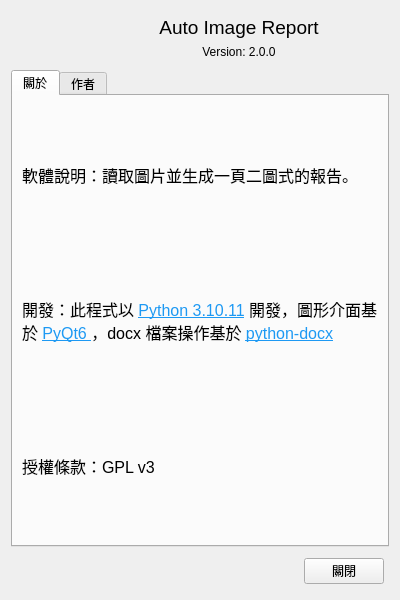
Old version of the form QT_file/AboutWindow.ui in the repository scbmark/auto_image_report.
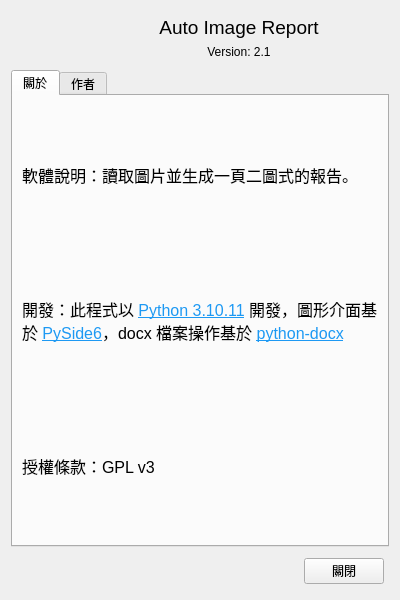
New version of the form. Icons and pictures are not drawn.

```diff
--- a/QT_file/AboutWindow.ui
+++ b/QT_file/AboutWindow.ui
@@ -67,7 +67,7 @@
          <item>
           <widget class="QLabel" name="version_lb">
            <property name="text">
-            <string>Version: 2.0.0</string>
+            <string>Version: 2.1</string>
            </property>
            <property name="alignment">
             <set>Qt::AlignCenter</set>
@@ -116,7 +116,7 @@
               </font>
              </property>
              <property name="text">
-              <string>&lt;html&gt;&lt;head/&gt;&lt;body&gt;&lt;p&gt;開發：此程式以 &lt;a href=&quot;https://www.python.org/&quot;&gt;&lt;span style=&quot; text-decoration: underline; color:#1d99f3;&quot;&gt;Python 3.10.11&lt;/span&gt;&lt;/a&gt; 開發，圖形介面基於 &lt;a href=&quot;https://www.riverbankcomputing.com/software/pyqt/&quot;&gt;&lt;span style=&quot; text-decoration: underline; color:#1d99f3;&quot;&gt;PyQt6 &lt;/span&gt;&lt;/a&gt;，docx 檔案操作基於 &lt;a href=&quot;https://github.com/python-openxml/python-docx&quot;&gt;&lt;span style=&quot; text-decoration: underline; color:#1d99f3;&quot;&gt;python-docx&lt;/span&gt;&lt;/a&gt;&lt;/p&gt;&lt;/body&gt;&lt;/html&gt;</string>
+              <string>&lt;html&gt;&lt;head/&gt;&lt;body&gt;&lt;p&gt;開發：此程式以 &lt;a href=&quot;https://www.python.org/&quot;&gt;&lt;span style=&quot; text-decoration: underline; color:#1d99f3;&quot;&gt;Python 3.10.11&lt;/span&gt;&lt;/a&gt; 開發，圖形介面基於 &lt;a href=&quot;https://doc.qt.io/qtforpython-6/index.html&quot;&gt;&lt;span style=&quot; text-decoration: underline; color:#1d99f3;&quot;&gt;PySide6&lt;/span&gt;&lt;/a&gt;&lt;a href=&quot;https://www.riverbankcomputing.com/software/pyqt/&quot;&gt;&lt;span style=&quot; text-decoration: underline; color:#1d99f3;&quot;/&gt;&lt;/a&gt;，docx 檔案操作基於 &lt;a href=&quot;https://github.com/python-openxml/python-docx&quot;&gt;&lt;span style=&quot; text-decoration: underline; color:#1d99f3;&quot;&gt;python-docx&lt;/span&gt;&lt;/a&gt;&lt;/p&gt;&lt;/body&gt;&lt;/html&gt;</string>
              </property>
              <property name="textFormat">
               <enum>Qt::MarkdownText</enum>
```
Left out of the diff: 5 changed lines with no effect on the pictures.
